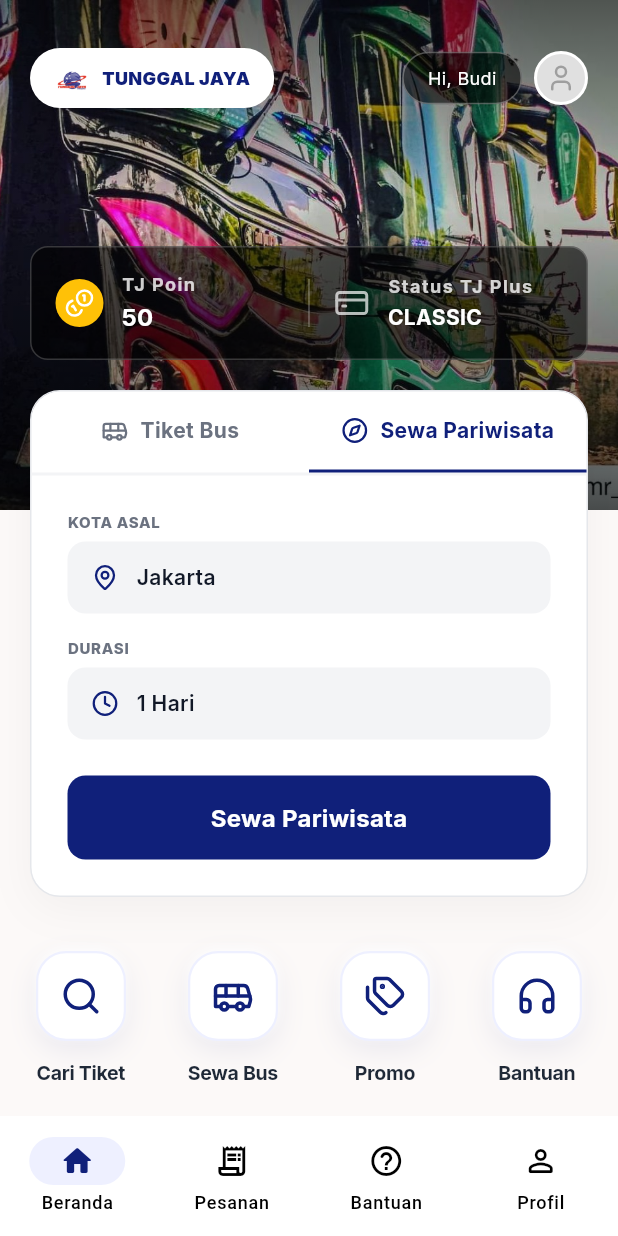
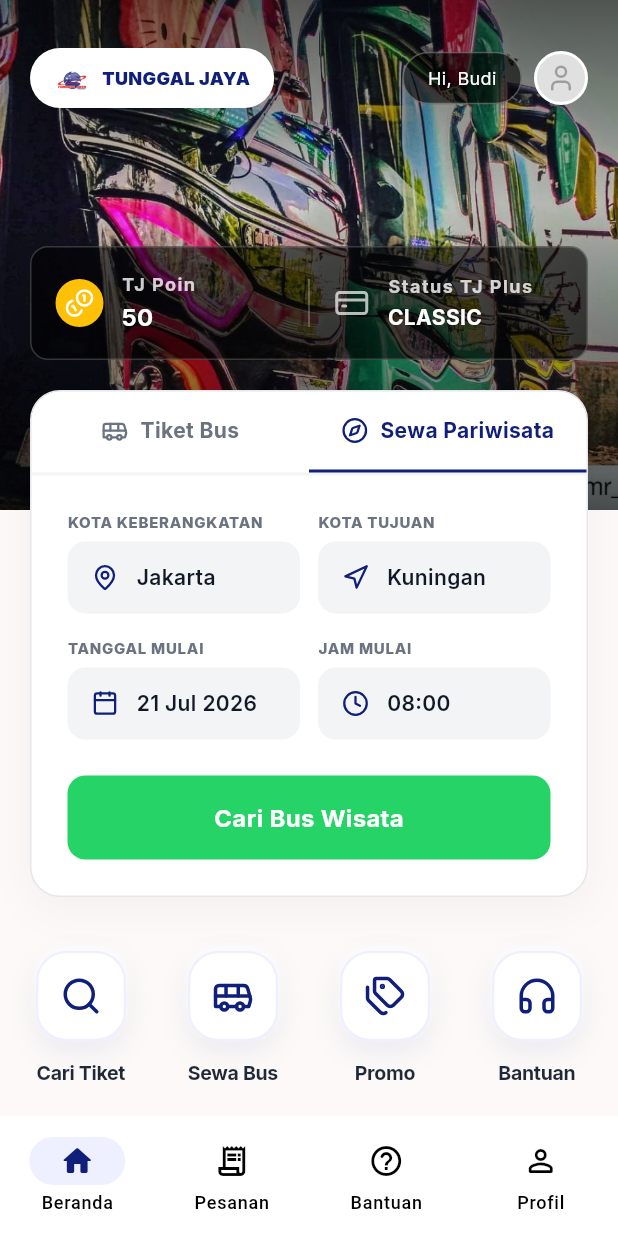
Before and after one commit to Rangga11268/tunggal_jaya_mobile, a Flutter app: the HomePage screen opened by its route, after a tap on "Sewa Pariwisata", on a phone screen of 412 x 824 dp. Run offline on Flutter 3.47's test engine with Material 3 defaults, Android fonts, the light colour scheme and no system bars; our stand-ins replace dio, flutter_dotenv, flutter_riverpod, go_router, google_fonts, lucide_icons_flutter and 3 more; missing offline and left inert: midtrans_sdk, pusher_channels_flutter; accounts and stored records are empty; network calls fail.

Commit message:
Fix schedule list page compile error and update charter form to match web

```diff
--- a/lib/features/home/presentation/pages/home_page.dart
+++ b/lib/features/home/presentation/pages/home_page.dart
@@ -398,25 +398,69 @@ class _SearchCardState extends State<_SearchCard> {
     return Column(
       crossAxisAlignment: CrossAxisAlignment.start,
       children: [
-        Text('KOTA ASAL', style: AppTextStyles.label.copyWith(color: const Color(0xFF6B7280), fontSize: 10, fontWeight: FontWeight.w800, letterSpacing: 0.5)),
-        const SizedBox(height: 6),
-        const _SearchInput(icon: LucideIcons.mapPin, text: 'Jakarta'),
+        Row(
+          children: [
+            Expanded(
+              child: Column(
+                crossAxisAlignment: CrossAxisAlignment.start,
+                children: [
+                  Text('KOTA KEBERANGKATAN', style: AppTextStyles.label.copyWith(color: const Color(0xFF6B7280), fontSize: 10, fontWeight: FontWeight.w800, letterSpacing: 0.5)),
+                  const SizedBox(height: 6),
+                  const _SearchInput(icon: LucideIcons.mapPin, text: 'Jakarta'),
+                ],
+              ),
+            ),
+            const SizedBox(width: 12),
+            Expanded(
+              child: Column(
+                crossAxisAlignment: CrossAxisAlignment.start,
+                children: [
+                  Text('KOTA TUJUAN', style: AppTextStyles.label.copyWith(color: const Color(0xFF6B7280), fontSize: 10, fontWeight: FontWeight.w800, letterSpacing: 0.5)),
+                  const SizedBox(height: 6),
+                  const _SearchInput(icon: LucideIcons.navigation, text: 'Kuningan'),
+                ],
+              ),
+            ),
+          ],
+        ),
         const SizedBox(height: 16),
-        Text('DURASI', style: AppTextStyles.label.copyWith(color: const Color(0xFF6B7280), fontSize: 10, fontWeight: FontWeight.w800, letterSpacing: 0.5)),
-        const SizedBox(height: 6),
-        const _SearchInput(icon: LucideIcons.clock, text: '1 Hari'),
+        Row(
+          children: [
+            Expanded(
+              child: Column(
+                crossAxisAlignment: CrossAxisAlignment.start,
+                children: [
+                  Text('TANGGAL MULAI', style: AppTextStyles.label.copyWith(color: const Color(0xFF6B7280), fontSize: 10, fontWeight: FontWeight.w800, letterSpacing: 0.5)),
+                  const SizedBox(height: 6),
+                  _SearchInput(icon: LucideIcons.calendar, text: DateFormat('dd MMM yyyy', 'id_ID').format(DateTime.now().add(const Duration(days: 1)))),
+                ],
+              ),
+            ),
+            const SizedBox(width: 12),
+            Expanded(
+              child: Column(
+                crossAxisAlignment: CrossAxisAlignment.start,
+                children: [
+                  Text('JAM MULAI', style: AppTextStyles.label.copyWith(color: const Color(0xFF6B7280), fontSize: 10, fontWeight: FontWeight.w800, letterSpacing: 0.5)),
+                  const SizedBox(height: 6),
+                  const _SearchInput(icon: LucideIcons.clock, text: '08:00'),
+                ],
+              ),
+            ),
+          ],
+        ),
         const SizedBox(height: 24),
         SizedBox(
           width: double.infinity,
           child: ElevatedButton(
             onPressed: () => context.push('/charter'),
             style: ElevatedButton.styleFrom(
-              backgroundColor: const Color(0xFF10207A),
+              backgroundColor: const Color(0xFF25D366),
               padding: const EdgeInsets.symmetric(vertical: 16),
               shape: RoundedRectangleBorder(borderRadius: BorderRadius.circular(12)),
               elevation: 0,
             ),
-            child: Text('Sewa Pariwisata', style: AppTextStyles.bodyBold.copyWith(color: Colors.white, fontSize: 16)),
+            child: Text('Cari Bus Wisata', style: AppTextStyles.bodyBold.copyWith(color: Colors.white, fontSize: 16)),
           ),
         ),
       ],
--- a/lib/features/search/presentation/pages/schedule_list_page.dart
+++ b/lib/features/search/presentation/pages/schedule_list_page.dart
@@ -140,7 +140,7 @@ class _ScheduleListPageState extends ConsumerState<ScheduleListPage> {
                                     selectedColor: AppColors.primaryLight,
                                     checkmarkColor: AppColors.primaryDark,
                                     labelStyle: TextStyle(
-                                      color: _selectedBus == bus ? AppColors.primaryDark : AppColors.text,
+                                      color: _selectedBus == bus ? AppColors.primaryDark : AppColors.primaryText,
                                       fontWeight: _selectedBus == bus ? FontWeight.bold : FontWeight.normal,
                                     ),
                                     backgroundColor: Colors.white,
@@ -166,7 +166,7 @@ class _ScheduleListPageState extends ConsumerState<ScheduleListPage> {
                                     selectedColor: AppColors.primaryLight,
                                     checkmarkColor: AppColors.primaryDark,
                                     labelStyle: TextStyle(
-                                      color: _selectedRoute == route ? AppColors.primaryDark : AppColors.text,
+                                      color: _selectedRoute == route ? AppColors.primaryDark : AppColors.primaryText,
                                       fontWeight: _selectedRoute == route ? FontWeight.bold : FontWeight.normal,
                                     ),
                                     backgroundColor: Colors.white,
```
